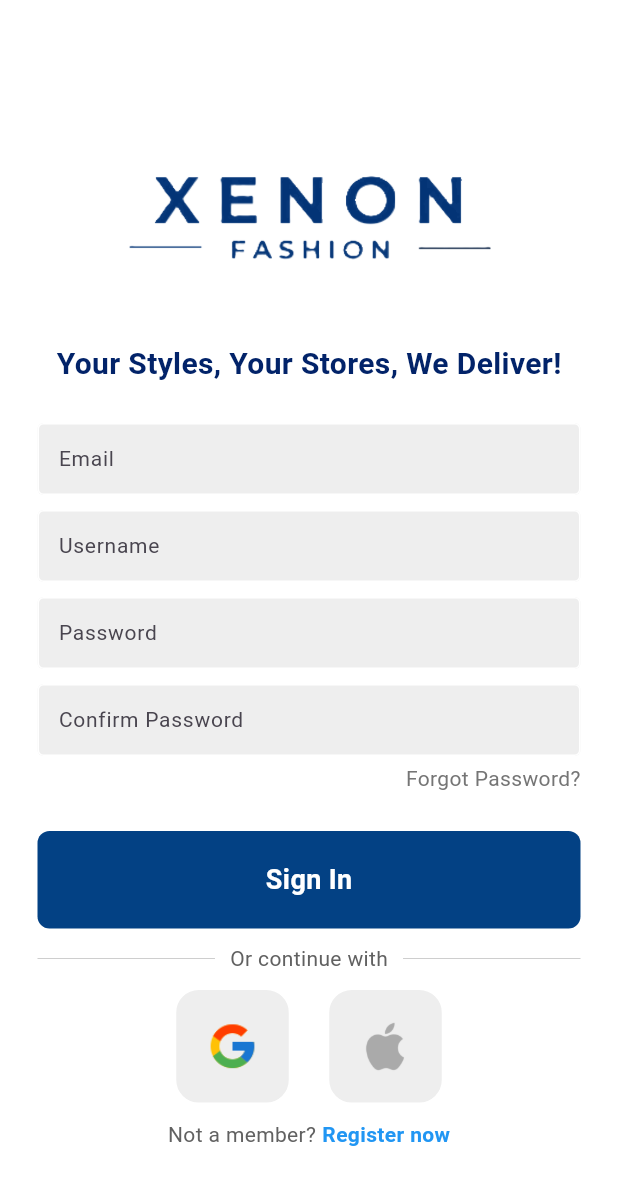
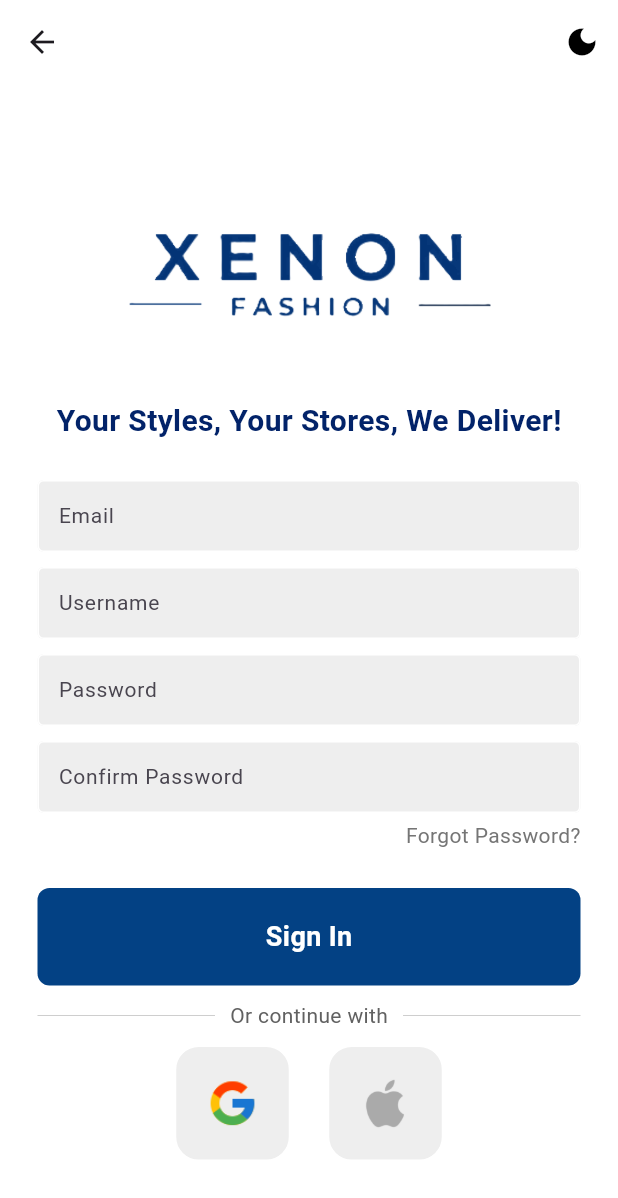
Before and after one commit to induwarafernando/Xenon-app-Flutter, a Flutter app: the RegisterPage screen opened directly, on a phone screen of 412 x 824 dp. Shown: the top 1198 px of the screen. Run offline on Flutter 3.47's test engine with Material 3 defaults, Android fonts, the phone set to English and light mode, and no system bars; our stand-ins replace carousel_slider, google_nav_bar.

Commit message:
final final final

```diff
--- a/lib/pages/register_page.dart
+++ b/lib/pages/register_page.dart
@@ -2,89 +2,97 @@
 import 'package:xenon_app/components/my_button.dart';
 import 'package:xenon_app/components/my_textfield.dart';
 import 'package:xenon_app/components/square_tile.dart';
+import 'login_page.dart'; // Import the login page to use the toggle button
 
-//Login Page stateless widget
+class RegisterPage extends StatefulWidget {
+  RegisterPage({Key? key}) : super(key: key);
 
-class RegisterPage extends StatelessWidget {
-  RegisterPage({super.key});
+  @override
+  _RegisterPageState createState() => _RegisterPageState();
+}
 
-  // text editing controllers
+class _RegisterPageState extends State<RegisterPage> {
+  bool isDarkMode = false;
+
   final emailController = TextEditingController();
   final usernameController = TextEditingController();
   final passwordController = TextEditingController();
   final confirmPasswordController = TextEditingController();
-  // sign user in method
-  //sign in button to direct to home_page
-  void signUserIn() {}
+
+  void signUp() {}
 
   @override
   Widget build(BuildContext context) {
     return Scaffold(
-      backgroundColor: const Color.fromARGB(255, 255, 255, 255),
+      backgroundColor: isDarkMode ? Colors.grey[900] : Colors.white,
+      appBar: AppBar(
+        backgroundColor: isDarkMode ? Colors.grey[900] : Colors.white,
+        actions: [
+          IconButton(
+            icon: Icon(
+              isDarkMode ? Icons.light_mode : Icons.dark_mode,
+              color: isDarkMode ? Colors.white : Colors.black,
+            ),
+            onPressed: () {
+              setState(() {
+                isDarkMode = !isDarkMode;
+              });
+            },
+          ),
+        ],
+      ),
       body: SafeArea(
         child: Center(
+          child: SingleChildScrollView(
             child: Column(
               mainAxisAlignment: MainAxisAlignment.center,
               children: [
-              const SizedBox(height: 50),
-
-              // logo
+                SizedBox(height: 50),
                 Image.asset(
                   'lib/images/LogoX2.png',
                   height: 70,
                   width: 500,
                 ),
-
-              const SizedBox(height: 50),
-
-              // welcome back, you've been missed!
-              const Text(
+                SizedBox(height: 50),
+                Text(
                   'Your Styles, Your Stores, We Deliver!',
                   style: TextStyle(
-                  color: Color.fromARGB(255, 2, 35, 105),
+                    color: isDarkMode
+                        ? Colors.white
+                        : Color.fromARGB(255, 2, 35, 105),
                     fontSize: 20,
                     fontWeight: FontWeight.bold,
                   ),
                 ),
-
-              const SizedBox(height: 25),
+                SizedBox(height: 25),
                 MyTextField(
                   controller: emailController,
                   hintText: 'Email',
                   obscureText: false,
-                isDarkMode: false,
+                  isDarkMode: isDarkMode,
                 ),
-              const SizedBox(height: 10),
-              // username textfield
+                SizedBox(height: 10),
                 MyTextField(
                   controller: usernameController,
                   hintText: 'Username',
                   obscureText: false,
-                isDarkMode: false,
+                  isDarkMode: isDarkMode,
                 ),
-
-              const SizedBox(height: 10),
-
-              // password textfield
+                SizedBox(height: 10),
                 MyTextField(
                   controller: passwordController,
                   hintText: 'Password',
                   obscureText: true,
-                isDarkMode: false,
+                  isDarkMode: isDarkMode,
                 ),
-
-              const SizedBox(height: 10),
-
+                SizedBox(height: 10),
                 MyTextField(
                   controller: confirmPasswordController,
                   hintText: 'Confirm Password',
                   obscureText: true,
-                isDarkMode: false,
+                  isDarkMode: isDarkMode,
                 ),
-
-              const SizedBox(height: 5),
-
-              // forgot password?
+                SizedBox(height: 5),
                 Padding(
                   padding: const EdgeInsets.symmetric(horizontal: 25.0),
                   child: Row(
@@ -92,24 +100,19 @@
                     children: [
                       Text(
                         'Forgot Password?',
-                      style: TextStyle(color: Colors.grey[600]),
+                        style: TextStyle(
+                            color:
+                                isDarkMode ? Colors.white : Colors.grey[600]),
                       ),
                     ],
                   ),
                 ),
-
-              const SizedBox(height: 25),
-
-              // sign in button
-
+                SizedBox(height: 25),
                 MyButton(
-                onTap: signUserIn,
-                isDarkMode: false,
+                  onTap: signUp,
+                  isDarkMode: isDarkMode,
                 ),
-
-              const SizedBox(height: 10),
-
-              // or continue with
+                SizedBox(height: 10),
                 Padding(
                   padding: const EdgeInsets.symmetric(horizontal: 25.0),
                   child: Row(
@@ -117,67 +120,45 @@
                       Expanded(
                         child: Divider(
                           thickness: 0.5,
-                        color: Colors.grey[400],
+                          color: isDarkMode ? Colors.white : Colors.grey[400],
                         ),
                       ),
                       Padding(
                         padding: const EdgeInsets.symmetric(horizontal: 10.0),
                         child: Text(
                           'Or continue with',
-                        style: TextStyle(color: Colors.grey[700]),
+                          style: TextStyle(
+                              color:
+                                  isDarkMode ? Colors.white : Colors.grey[700]),
                         ),
                       ),
                       Expanded(
                         child: Divider(
                           thickness: 0.5,
-                        color: Colors.grey[400],
+                          color: isDarkMode ? Colors.white : Colors.grey[400],
                         ),
                       ),
                     ],
                   ),
                 ),
-
-              const SizedBox(height: 10),
-
-              // google + apple sign in buttons
-              const Row(
+                SizedBox(height: 10),
+                Row(
                   mainAxisAlignment: MainAxisAlignment.center,
-                children: [
-                  // google button
+                  children: const [
                     SquareTile(
                         imagePath: 'lib/images/google.png',
                         height: 40,
                         width: 40),
-
                     SizedBox(width: 25),
-
-                  // apple button
                     SquareTile(
-                      imagePath: 'lib/images/Apple.png', height: 40, width: 40)
+                        imagePath: 'lib/images/Apple.png',
+                        height: 40,
+                        width: 40)
                   ],
                 ),
-
-              const SizedBox(height: 10),
-
-              // not a member? register now
-              Row(
-                mainAxisAlignment: MainAxisAlignment.center,
-                children: [
-                  Text(
-                    'Not a member?',
-                    style: TextStyle(color: Colors.grey[700]),
+                SizedBox(height: 10),
+              ],
             ),
-                  const SizedBox(width: 4),
-                  const Text(
-                    'Register now',
-                    style: TextStyle(
-                      color: Colors.blue,
-                      fontWeight: FontWeight.bold,
-                    ),
-                  ),
-                ],
-              )
-            ],
           ),
         ),
       ),
```
Lines whose indentation alone changed are shown as unchanged.
